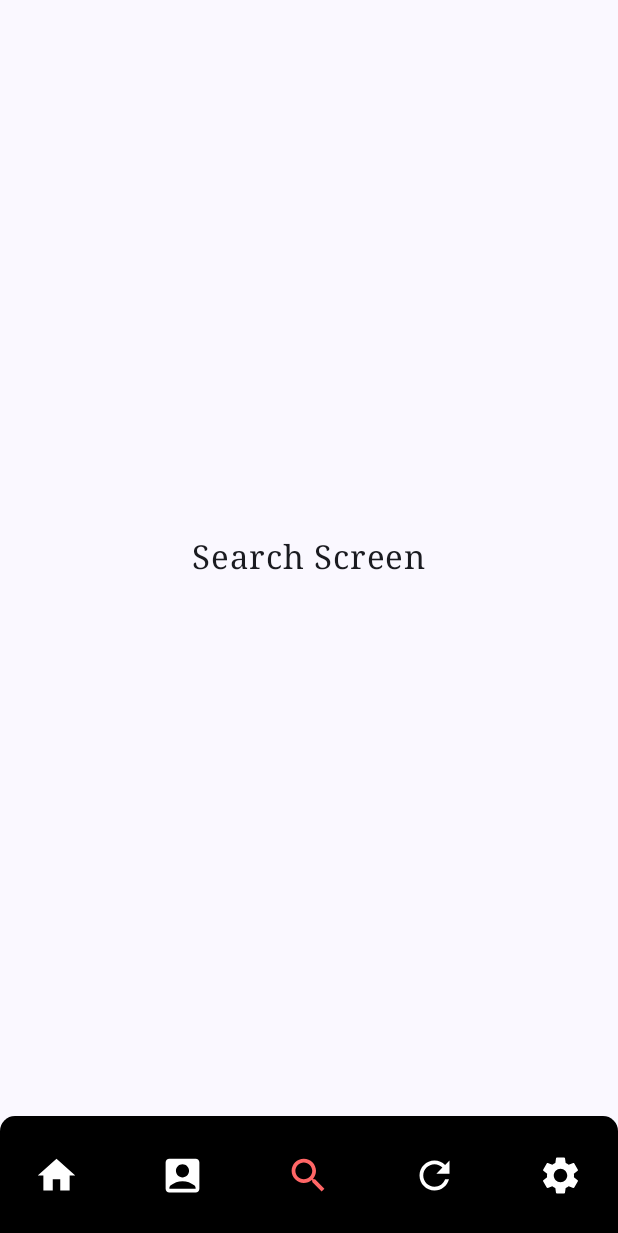
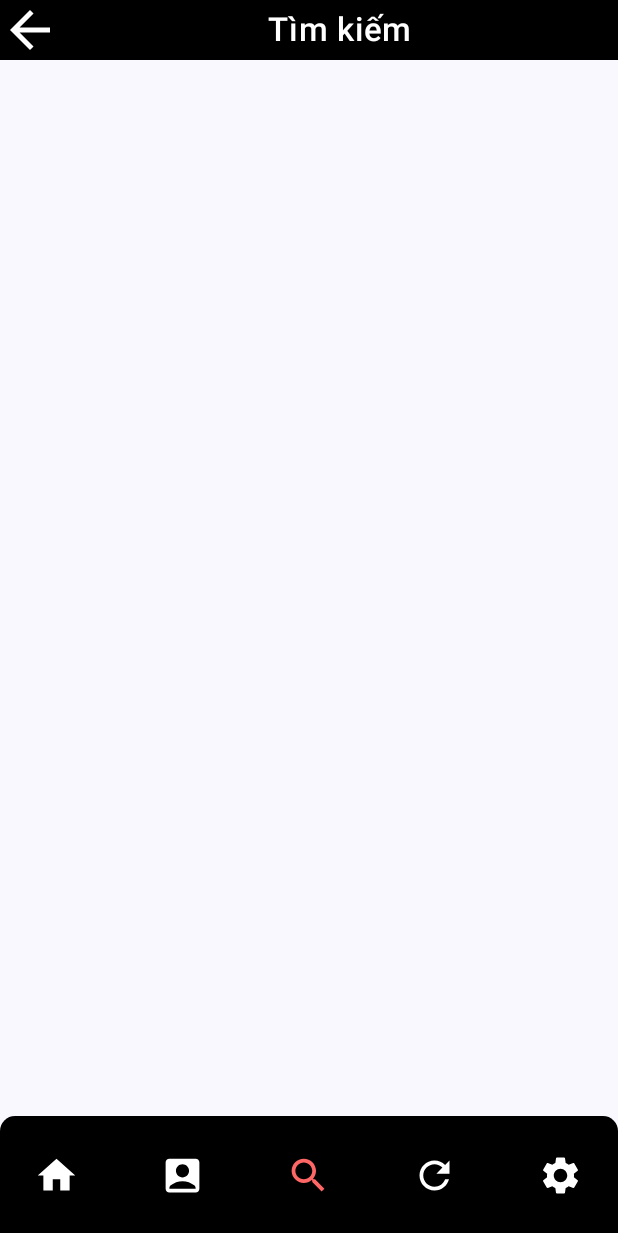
Before and after one commit to AnimeMoi/AnimeMoiApp, an Android app built with Jetpack Compose: the SearchScreen screen opened through its navigation route, on a phone screen of 412 x 824 dp. Shown: the top 1233 px of the screen. Run offline under Robolectric (Android 15) with nearby library versions, the light colour scheme and no system bars.

Commit message:
Design Come Back Component

```diff
--- /dev/null
+++ b/app/src/main/java/com/example/animemoi_app/common/ComeBack.kt
@@ -0,0 +1,60 @@
+package com.example.animemoi_app.common
+
+import androidx.compose.foundation.background
+import androidx.compose.foundation.layout.Row
+import androidx.compose.foundation.layout.fillMaxHeight
+import androidx.compose.foundation.layout.fillMaxWidth
+import androidx.compose.foundation.layout.height
+import androidx.compose.foundation.layout.width
+import androidx.compose.material.icons.Icons
+import androidx.compose.material.icons.filled.ArrowBack
+import androidx.compose.material3.Icon
+import androidx.compose.material3.Surface
+import androidx.compose.material3.Text
+import androidx.compose.runtime.Composable
+import androidx.compose.ui.Alignment
+import androidx.compose.ui.Modifier
+import androidx.compose.ui.graphics.Color
+import androidx.compose.ui.text.font.FontWeight
+import androidx.compose.ui.text.style.TextAlign
+import androidx.compose.ui.unit.dp
+import androidx.compose.ui.unit.sp
+import androidx.navigation.NavController
+
+@Composable
+fun ComeBack(title: String, navController : NavController) {
+    Row(
+        modifier = Modifier
+            .fillMaxWidth()
+            .height(40.dp)
+            .background(Color.Black),
+        verticalAlignment = Alignment.CenterVertically
+    ) {
+        Surface(
+            modifier = Modifier
+                .width(40.dp)
+                .fillMaxHeight(),
+            contentColor = Color.White,
+            onClick = {
+                navController.popBackStack()
+            }
+        ) {
+            Icon(
+                Icons.Default.ArrowBack,
+                contentDescription = title,
+                modifier = Modifier
+                    .background(Color.Black),
+
+                )
+        }
+        Text(
+            text = title,
+            color = Color.White,
+            fontSize = 22.sp,
+            fontWeight = FontWeight.Medium,
+            textAlign = TextAlign.Center,
+            modifier = Modifier
+                .fillMaxWidth()
+        )
+    }
+}
--- a/app/src/main/java/com/example/animemoi_app/common/navigation/AppNavigation.kt
+++ b/app/src/main/java/com/example/animemoi_app/common/navigation/AppNavigation.kt
@@ -32,6 +32,7 @@ import com.example.animemoi_app.screen.SettingScreen
 @Composable
 fun AppNavigation() {
     val navController : NavHostController = rememberNavController()
+
     Scaffold (
         bottomBar = {
             NavigationBar (
@@ -89,7 +90,7 @@ fun AppNavigation() {
                 HomeeScreen()
             }
             composable(route = Screens.SearchScreen.name){
-                SearchScreen()
+                SearchScreen(navController)
             }
             composable(route = Screens.HistoryScreen.name){
                 HistoryScreen()
--- a/app/src/main/java/com/example/animemoi_app/screen/SearchScreen.kt
+++ b/app/src/main/java/com/example/animemoi_app/screen/SearchScreen.kt
@@ -1,24 +1,10 @@
 package com.example.animemoi_app.screen
 
-import androidx.compose.foundation.layout.Box
-import androidx.compose.foundation.layout.fillMaxSize
-import androidx.compose.material3.Text
 import androidx.compose.runtime.Composable
-import androidx.compose.ui.Alignment
-import androidx.compose.ui.Modifier
-import androidx.compose.ui.text.font.FontFamily
-import androidx.compose.ui.unit.sp
+import androidx.navigation.NavHostController
+import com.example.animemoi_app.common.ComeBack
 
 @Composable
-fun SearchScreen(){
-    Box(
-        modifier = Modifier.fillMaxSize(),
-        contentAlignment = Alignment.Center
-    ){
-        Text(
-            text = "Search Screen",
-            fontFamily = FontFamily.Serif,
-            fontSize = 22.sp
-        )
-    }
+fun SearchScreen(navController: NavHostController){
+    ComeBack(title = "Tìm kiếm", navController)
 }
```
